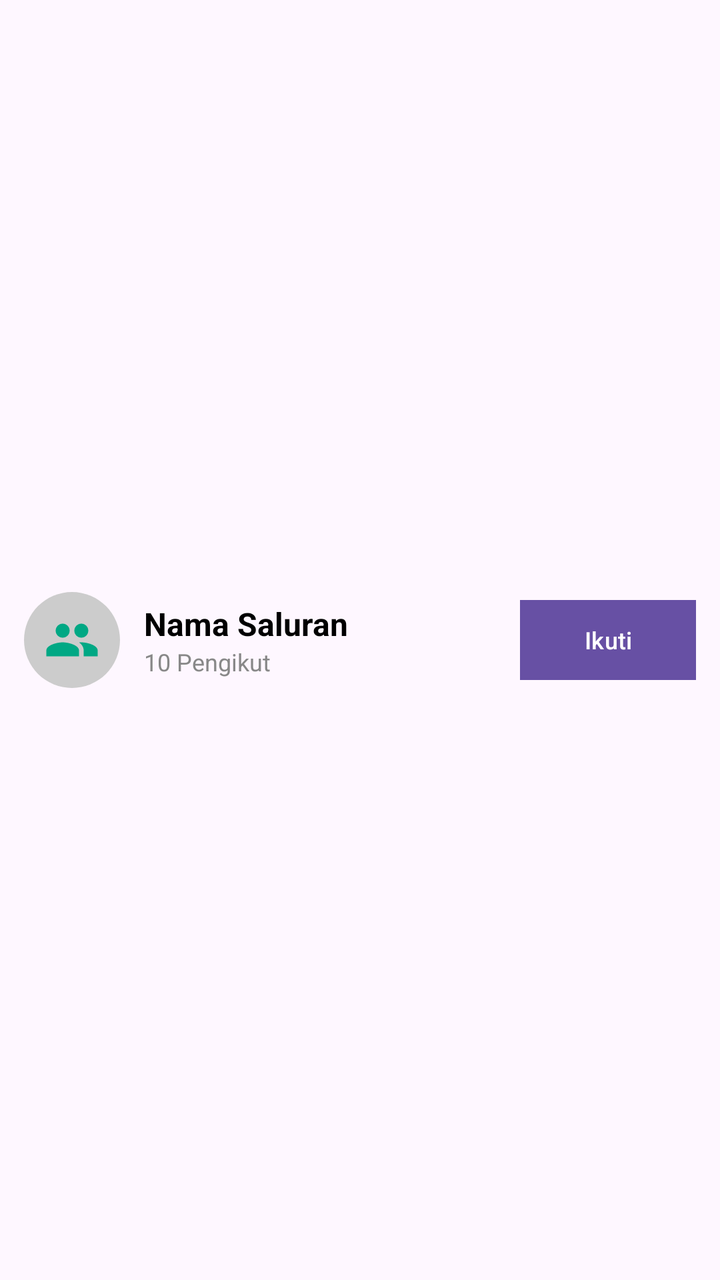
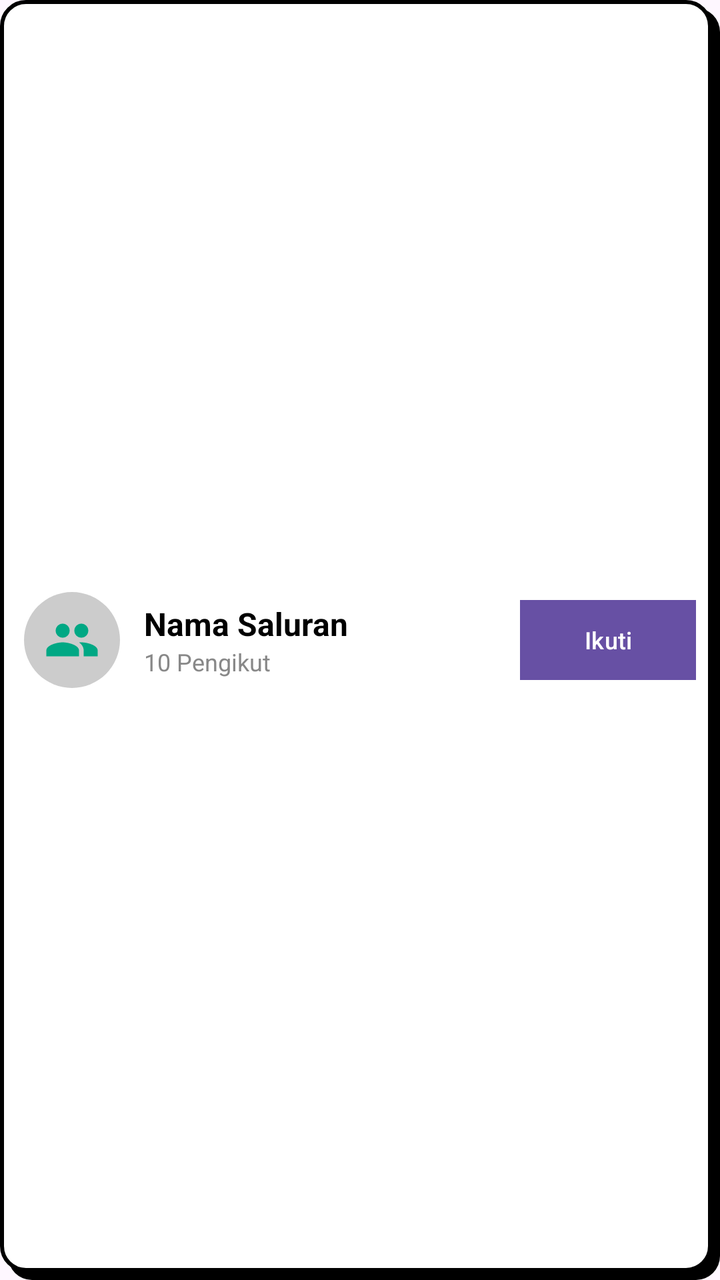

Before-and-after screenshots of an Android layout around one commit, followed by the original layout XML and the change that was made.
<!-- AndroidManifest.xml: application theme Theme.Material3.DayNight.NoActionBar -->
<!-- res/layout/item_channel.xml -->
<?xml version="1.0" encoding="utf-8"?>
<LinearLayout xmlns:android="http://schemas.android.com/apk/res/android"
    android:layout_width="match_parent"
    android:layout_height="wrap_content"
    android:orientation="horizontal"
    android:padding="12dp"
    android:gravity="center_vertical"
    android:background="?attr/selectableItemBackground">

    
    <ImageView
        android:layout_width="48dp"
        android:layout_height="48dp"
        android:src="@drawable/ic_wa_group"
        android:background="@drawable/bg_avatar_circle"
        android:padding="10dp"/>

    <LinearLayout
        android:layout_width="0dp"
        android:layout_height="wrap_content"
        android:layout_weight="1"
        android:orientation="vertical"
        android:layout_marginStart="12dp">

        <TextView
            android:id="@+id/tvChannelName"
            android:layout_width="wrap_content"
            android:layout_height="wrap_content"
            android:text="Nama Saluran"
            android:textSize="16sp"
            android:textStyle="bold"
            android:textColor="#000000"/>
        <TextView
            android:id="@+id/tvChannelFollowers"
            android:layout_width="wrap_content"
            android:layout_height="wrap_content"
            android:text="10 Pengikut"
            android:textSize="12sp"
            android:textColor="#888888"/>
    </LinearLayout>

    <Button
        android:layout_width="wrap_content"
        android:layout_height="40dp"
        android:text="Ikuti"
        android:background="@drawable/nb_button_bg"
        android:textColor="#FFFFFF"
        android:textSize="12sp"/>
</LinearLayout>
<!-- resources referenced by this layout -->
<resources>
  <!-- drawable bg_avatar_circle (drawable) -->
  <?xml version="1.0" encoding="utf-8"?>
  <shape xmlns:android="http://schemas.android.com/apk/res/android" android:shape="oval">
      <solid android:color="#CCCCCC" />
  </shape>
  <!-- drawable ic_wa_group (drawable) -->
  <vector xmlns:android="http://schemas.android.com/apk/res/android"
      android:width="24dp"
      android:height="24dp"
      android:viewportWidth="24"
      android:viewportHeight="24"
      android:tint="#00A884">
      <path android:fillColor="@android:color/white" android:pathData="M16,11c1.66,0 2.99,-1.34 2.99,-3S17.66,5 16,5c-1.66,0 -3,1.34 -3,3s1.34,3 3,3zM8,11c1.66,0 2.99,-1.34 2.99,-3S9.66,5 8,5C6.34,5 5,6.34 5,8s1.34,3 3,3zM8,13c-2.33,0 -7,1.17 -7,3.5V19h14v-2.5c0,-2.33 -4.67,-3.5 -7,-3.5zM16,13c-0.29,0 -0.62,0.02 -0.97,0.05 1.16,0.84 1.97,1.97 1.97,3.45V19h6v-2.5c0,-2.33 -4.67,-3.5 -7,-3.5z"/>
  </vector>
  <!-- drawable nb_button_bg (drawable) -->
  <?xml version="1.0" encoding="utf-8"?>
  <shape xmlns:android="http://schemas.android.com/apk/res/android">
      <solid android:color="@color/nb_black" />
      <stroke android:width="3dp" android:color="@color/nb_black" />
      <corners android:radius="0dp" />
  </shape>
  <color name="nb_black">#000000</color>
</resources>

<!-- the commit's change to res/layout/item_channel.xml (unified diff, before → after) -->
@@ -5,45 +5,15 @@
     android:orientation="horizontal"
     android:padding="12dp"
     android:gravity="center_vertical"
-    android:background="?attr/selectableItemBackground">
+    android:background="@drawable/nb_box_white"
+    android:layout_marginBottom="8dp">
 
-    
-    <ImageView
-        android:layout_width="48dp"
-        android:layout_height="48dp"
-        android:src="@drawable/ic_wa_group"
-        android:background="@drawable/bg_avatar_circle"
-        android:padding="10dp"/>
+    <ImageView android:layout_width="48dp" android:layout_height="48dp" android:src="@drawable/ic_wa_group" android:background="@drawable/bg_avatar_circle" android:padding="10dp"/>
 
-    <LinearLayout
-        android:layout_width="0dp"
-        android:layout_height="wrap_content"
-        android:layout_weight="1"
-        android:orientation="vertical"
-        android:layout_marginStart="12dp">
-
-        <TextView
-            android:id="@+id/tvChannelName"
-            android:layout_width="wrap_content"
-            android:layout_height="wrap_content"
-            android:text="Nama Saluran"
-            android:textSize="16sp"
-            android:textStyle="bold"
-            android:textColor="#000000"/>
-        <TextView
-            android:id="@+id/tvChannelFollowers"
-            android:layout_width="wrap_content"
-            android:layout_height="wrap_content"
-            android:text="10 Pengikut"
-            android:textSize="12sp"
-            android:textColor="#888888"/>
+    <LinearLayout android:layout_width="0dp" android:layout_height="wrap_content" android:layout_weight="1" android:orientation="vertical" android:layout_marginStart="12dp">
+        <TextView android:id="@+id/tvChannelName" android:layout_width="wrap_content" android:layout_height="wrap_content" android:text="Nama Saluran" android:textSize="16sp" android:textStyle="bold" android:textColor="#000000"/>
+        <TextView android:id="@+id/tvChannelFollowers" android:layout_width="wrap_content" android:layout_height="wrap_content" android:text="10 Pengikut" android:textSize="12sp" android:textColor="#888888"/>
     </LinearLayout>
 
-    <Button
-        android:layout_width="wrap_content"
-        android:layout_height="40dp"
-        android:text="Ikuti"
-        android:background="@drawable/nb_button_bg"
-        android:textColor="#FFFFFF"
-        android:textSize="12sp"/>
+    <Button android:layout_width="wrap_content" android:layout_height="40dp" android:text="Ikuti" android:background="@drawable/nb_button_bg" android:textColor="#FFFFFF" android:textSize="12sp"/>
 </LinearLayout>
<!-- resource entries referenced after the edit -->
@@ -14,6 +14,25 @@
       android:tint="#00A884">
       <path android:fillColor="@android:color/white" android:pathData="M16,11c1.66,0 2.99,-1.34 2.99,-3S17.66,5 16,5c-1.66,0 -3,1.34 -3,3s1.34,3 3,3zM8,11c1.66,0 2.99,-1.34 2.99,-3S9.66,5 8,5C6.34,5 5,6.34 5,8s1.34,3 3,3zM8,13c-2.33,0 -7,1.17 -7,3.5V19h14v-2.5c0,-2.33 -4.67,-3.5 -7,-3.5zM16,13c-0.29,0 -0.62,0.02 -0.97,0.05 1.16,0.84 1.97,1.97 1.97,3.45V19h6v-2.5c0,-2.33 -4.67,-3.5 -7,-3.5z"/>
   </vector>
+  <!-- drawable nb_box_white (drawable) -->
+  <?xml version="1.0" encoding="utf-8"?>
+  <layer-list xmlns:android="http://schemas.android.com/apk/res/android">
+      
+      <item android:left="4dp" android:top="4dp">
+          <shape>
+              <solid android:color="@color/nb_black" />
+              <corners android:radius="12dp" />
+          </shape>
+      </item>
+      
+      <item android:right="4dp" android:bottom="4dp">
+          <shape>
+              <solid android:color="@color/nb_white" />
+              <stroke android:width="2dp" android:color="@color/nb_black" />
+              <corners android:radius="12dp" />
+          </shape>
+      </item>
+  </layer-list>
   <!-- drawable nb_button_bg (drawable) -->
   <?xml version="1.0" encoding="utf-8"?>
   <shape xmlns:android="http://schemas.android.com/apk/res/android">
@@ -22,5 +41,6 @@
       <corners android:radius="0dp" />
   </shape>
   <color name="nb_black">#000000</color>
+  <color name="nb_white">#FFFFFF</color>
 </resources>
 
